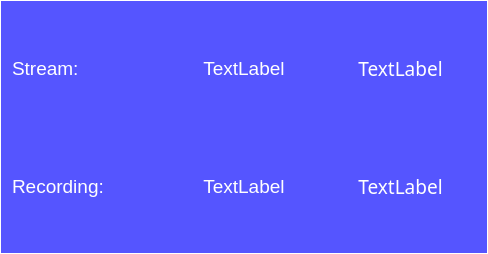
Before: the Qt Designer form statuswidget.ui in napcode/appstream, drawn with Qt 5.
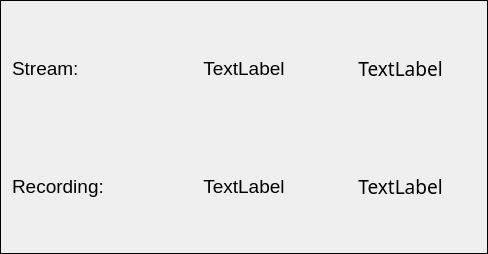
After: the same form once the commit is applied.

Patch:
```diff
--- a/statuswidget.ui
+++ b/statuswidget.ui
@@ -10,103 +10,15 @@
     <height>254</height>
    </rect>
   </property>
-  <property name="palette">
-   <palette>
-    <active>
-     <colorrole role="WindowText">
-      <brush brushstyle="SolidPattern">
-       <color alpha="255">
-        <red>255</red>
-        <green>255</green>
-        <blue>255</blue>
-       </color>
-      </brush>
-     </colorrole>
-     <colorrole role="Base">
-      <brush brushstyle="SolidPattern">
-       <color alpha="255">
-        <red>255</red>
-        <green>255</green>
-        <blue>255</blue>
-       </color>
-      </brush>
-     </colorrole>
-     <colorrole role="Window">
-      <brush brushstyle="SolidPattern">
-       <color alpha="255">
-        <red>85</red>
-        <green>85</green>
-        <blue>255</blue>
-       </color>
-      </brush>
-     </colorrole>
-    </active>
-    <inactive>
-     <colorrole role="WindowText">
-      <brush brushstyle="SolidPattern">
-       <color alpha="255">
-        <red>255</red>
-        <green>255</green>
-        <blue>255</blue>
-       </color>
-      </brush>
-     </colorrole>
-     <colorrole role="Base">
-      <brush brushstyle="SolidPattern">
-       <color alpha="255">
-        <red>255</red>
-        <green>255</green>
-        <blue>255</blue>
-       </color>
-      </brush>
-     </colorrole>
-     <colorrole role="Window">
-      <brush brushstyle="SolidPattern">
-       <color alpha="255">
-        <red>85</red>
-        <green>85</green>
-        <blue>255</blue>
-       </color>
-      </brush>
-     </colorrole>
-    </inactive>
-    <disabled>
-     <colorrole role="WindowText">
-      <brush brushstyle="SolidPattern">
-       <color alpha="255">
-        <red>120</red>
-        <green>120</green>
-        <blue>120</blue>
-       </color>
-      </brush>
-     </colorrole>
-     <colorrole role="Base">
-      <brush brushstyle="SolidPattern">
-       <color alpha="255">
-        <red>85</red>
-        <green>85</green>
-        <blue>255</blue>
-       </color>
-      </brush>
-     </colorrole>
-     <colorrole role="Window">
-      <brush brushstyle="SolidPattern">
-       <color alpha="255">
-        <red>85</red>
-        <green>85</green>
-        <blue>255</blue>
-       </color>
-      </brush>
-     </colorrole>
-    </disabled>
-   </palette>
-  </property>
   <property name="windowTitle">
    <string>Frame</string>
   </property>
   <property name="autoFillBackground">
    <bool>true</bool>
   </property>
+  <property name="styleSheet">
+   <string notr="true"/>
+  </property>
   <property name="frameShape">
    <enum>QFrame::Panel</enum>
   </property>
```
